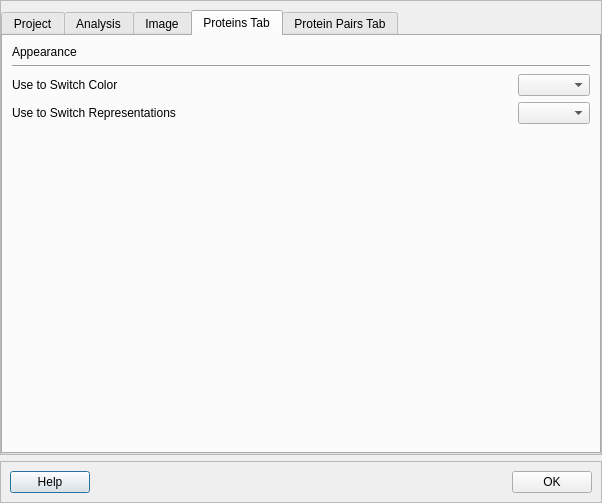
This is pyssa/gui/ui/forms/settings_view.ui in urban233/PySSA as Qt 5 draws it before an edit. The edited form follows.
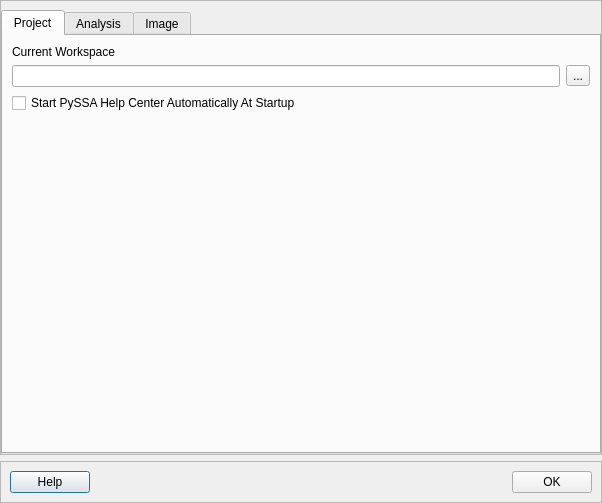
This is the edited form. The open tabs and pages were chosen to show the change.

Commit message: fix: distance analysis of identical proteins

```diff
--- a/pyssa/gui/ui/forms/settings_view.ui
+++ b/pyssa/gui/ui/forms/settings_view.ui
@@ -49,6 +49,9 @@
       </property>
       <item>
        <widget class="QTabWidget" name="tabWidget">
+        <property name="tabShape">
+         <enum>QTabWidget::Rounded</enum>
+        </property>
         <property name="currentIndex">
          <number>0</number>
         </property>
@@ -278,190 +281,6 @@
           </item>
          </layout>
         </widget>
-        <widget class="QWidget" name="proteins_tab">
-         <attribute name="title">
-          <string>Proteins Tab</string>
-         </attribute>
-         <layout class="QVBoxLayout" name="verticalLayout_10">
-          <item>
-           <layout class="QVBoxLayout" name="verticalLayout_12">
-            <item>
-             <widget class="QLabel" name="label_7">
-              <property name="text">
-               <string>Appearance</string>
-              </property>
-             </widget>
-            </item>
-            <item>
-             <widget class="Line" name="line_3">
-              <property name="orientation">
-               <enum>Qt::Horizontal</enum>
-              </property>
-             </widget>
-            </item>
-           </layout>
-          </item>
-          <item>
-           <layout class="QHBoxLayout" name="horizontalLayout_10">
-            <item>
-             <widget class="QLabel" name="label_9">
-              <property name="text">
-               <string>Use to Switch Color</string>
-              </property>
-             </widget>
-            </item>
-            <item>
-             <spacer name="horizontalSpacer_3">
-              <property name="orientation">
-               <enum>Qt::Horizontal</enum>
-              </property>
-              <property name="sizeHint" stdset="0">
-               <size>
-                <width>40</width>
-                <height>20</height>
-               </size>
-              </property>
-             </spacer>
-            </item>
-            <item>
-             <widget class="QComboBox" name="box_proteins_tab_box_color"/>
-            </item>
-           </layout>
-          </item>
-          <item>
-           <layout class="QHBoxLayout" name="horizontalLayout">
-            <item>
-             <widget class="QLabel" name="label_2">
-              <property name="text">
-               <string>Use to Switch Representations</string>
-              </property>
-             </widget>
-            </item>
-            <item>
-             <spacer name="horizontalSpacer_2">
-              <property name="orientation">
-               <enum>Qt::Horizontal</enum>
-              </property>
-              <property name="sizeHint" stdset="0">
-               <size>
-                <width>40</width>
-                <height>20</height>
-               </size>
-              </property>
-             </spacer>
-            </item>
-            <item>
-             <widget class="QComboBox" name="box_proteins_tab_toggle_checkbox"/>
-            </item>
-           </layout>
-          </item>
-          <item>
-           <spacer name="verticalSpacer_4">
-            <property name="orientation">
-             <enum>Qt::Vertical</enum>
-            </property>
-            <property name="sizeHint" stdset="0">
-             <size>
-              <width>20</width>
-              <height>299</height>
-             </size>
-            </property>
-           </spacer>
-          </item>
-         </layout>
-        </widget>
-        <widget class="QWidget" name="protein_pairs_tab">
-         <attribute name="title">
-          <string>Protein Pairs Tab</string>
-         </attribute>
-         <layout class="QVBoxLayout" name="verticalLayout_11">
-          <item>
-           <layout class="QVBoxLayout" name="verticalLayout_13">
-            <item>
-             <widget class="QLabel" name="label_11">
-              <property name="text">
-               <string>Appearance</string>
-              </property>
-             </widget>
-            </item>
-            <item>
-             <widget class="Line" name="line_4">
-              <property name="orientation">
-               <enum>Qt::Horizontal</enum>
-              </property>
-             </widget>
-            </item>
-           </layout>
-          </item>
-          <item>
-           <layout class="QHBoxLayout" name="horizontalLayout_11">
-            <item>
-             <widget class="QLabel" name="label_12">
-              <property name="text">
-               <string>Use to Switch Color</string>
-              </property>
-             </widget>
-            </item>
-            <item>
-             <spacer name="horizontalSpacer_4">
-              <property name="orientation">
-               <enum>Qt::Horizontal</enum>
-              </property>
-              <property name="sizeHint" stdset="0">
-               <size>
-                <width>40</width>
-                <height>20</height>
-               </size>
-              </property>
-             </spacer>
-            </item>
-            <item>
-             <widget class="QComboBox" name="box_protein_pairs_tab_box_color"/>
-            </item>
-           </layout>
-          </item>
-          <item>
-           <layout class="QHBoxLayout" name="horizontalLayout_12">
-            <item>
-             <widget class="QLabel" name="label_13">
-              <property name="text">
-               <string>Use to Switch Representations</string>
-              </property>
-             </widget>
-            </item>
-            <item>
-             <spacer name="horizontalSpacer_5">
-              <property name="orientation">
-               <enum>Qt::Horizontal</enum>
-              </property>
-              <property name="sizeHint" stdset="0">
-               <size>
-                <width>40</width>
-                <height>20</height>
-               </size>
-              </property>
-             </spacer>
-            </item>
-            <item>
-             <widget class="QComboBox" name="box_protein_pairs_tab_toggle_checkbox"/>
-            </item>
-           </layout>
-          </item>
-          <item>
-           <spacer name="verticalSpacer_5">
-            <property name="orientation">
-             <enum>Qt::Vertical</enum>
-            </property>
-            <property name="sizeHint" stdset="0">
-             <size>
-              <width>20</width>
-              <height>267</height>
-             </size>
-            </property>
-           </spacer>
-          </item>
-         </layout>
-        </widget>
        </widget>
       </item>
      </layout>
```
The commit also changes 12 other files.
